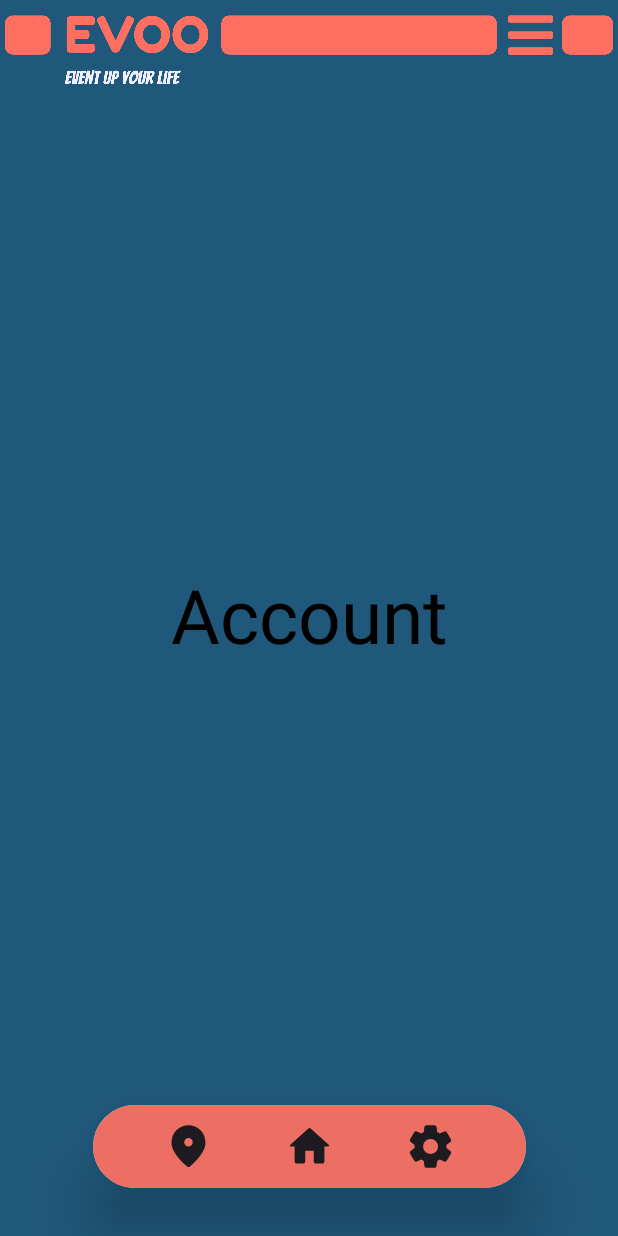
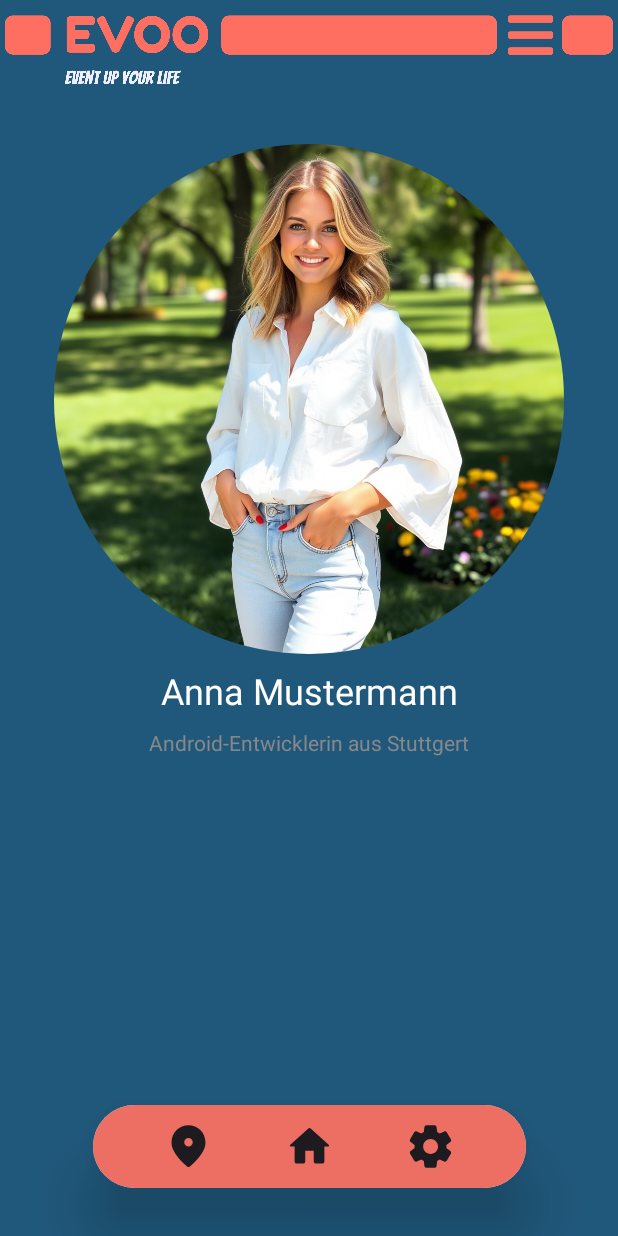
Before and after one commit to Schirokow/EVOO, an Android app built with Jetpack Compose: the AccountScreen screen opened through its navigation route, on a phone screen of 412 x 824 dp. Run offline under Robolectric (Android 15) with nearby library versions, the phone set to English and light mode, and no system bars.

Commit message:
develop (#6)
* feature/location Branch erstellt. (#3)

* feature/location (#4)

* feature/location Branch erstellt.

* MainScreen geändert, SearchBar entfernt, Vorschau geändert.

* feature/location (#5)

* feature/location Branch erstellt.

* MainScreen geändert, SearchBar entfernt, Vorschau geändert.

* AccountScreen bearbeitet.

```diff
--- a/app/src/main/java/com/example/evoo/MainActivity.kt
+++ b/app/src/main/java/com/example/evoo/MainActivity.kt
@@ -24,8 +24,10 @@ import androidx.compose.foundation.layout.offset
 import androidx.compose.foundation.layout.padding
 import androidx.compose.foundation.layout.size
 import androidx.compose.foundation.layout.systemBars
+import androidx.compose.foundation.lazy.LazyColumn
 import androidx.compose.foundation.pager.HorizontalPager
 import androidx.compose.foundation.pager.rememberPagerState
+import androidx.compose.foundation.shape.CircleShape
 import androidx.compose.foundation.shape.RoundedCornerShape
 import androidx.compose.material.icons.Icons
 import androidx.compose.material.icons.filled.Close
@@ -48,6 +50,7 @@ import androidx.compose.runtime.remember
 import androidx.compose.runtime.setValue
 import androidx.compose.ui.Alignment
 import androidx.compose.ui.Modifier
+import androidx.compose.ui.draw.clip
 import androidx.compose.ui.graphics.Color
 import androidx.compose.ui.res.painterResource
 import androidx.compose.ui.tooling.preview.Preview
@@ -109,23 +112,20 @@ fun MainScreen(navController: NavController){
                 .padding(WindowInsets.systemBars.asPaddingValues()) // Eine Function um den Content unter der Status Bar anzuzeigen.
                 .background(BackgroundColor)
         ){
-            LogoImage()   // Function um Logo auf dem Screen darzustellen.
-            SearchBar()  // Function um die Suchleiste darzustellen
+            Vorschau()
 
             // Zwei Funktionen für die Vorschau (Jede in eigener Box)
             Box (
                 modifier = Modifier
-                    .padding(top = 200.dp)
-                    .clickable{navController.navigate("ContentScreen")}
+                    .padding(top = 6.dp)
+
             ) {
-                Vorschau()
+
+                LogoImage()   // Function um Logo auf dem Screen darzustellen.
+
             }
 
-            Box (
-                modifier = Modifier.padding(top = 450.dp)
-            ) {
-                Vorschau()
-            }
+
 
             // Menu Bar
             Card (
@@ -133,7 +133,7 @@ fun MainScreen(navController: NavController){
                 elevation = CardDefaults.cardElevation(24.dp),
                 modifier = Modifier
                     .align(Alignment.BottomCenter)
-                    .offset(y = (-32).dp)
+                    .offset(y = (-21).dp)
             ) {
                 Row(
                     modifier = Modifier
@@ -273,7 +273,25 @@ fun AccountScreen(navController: NavController){
                 modifier = Modifier.fillMaxSize(),
                 contentAlignment = Alignment.Center
             ){
-                Text("Account", fontSize = 50.sp)
+                Column(
+                    modifier = Modifier
+                        .fillMaxSize()
+                        .padding(top = 96.dp),
+                    horizontalAlignment = Alignment.CenterHorizontally,
+                    verticalArrangement = Arrangement.spacedBy(12.dp),
+                ) {
+                    Image(
+                        painter = painterResource(R.drawable.avatar2),
+                        contentDescription = "Avatar",
+                        modifier = Modifier
+                            .size(340.dp)
+                            .clip(CircleShape)
+                    )
+                    Text("Anna Mustermann", fontSize = 24.sp, color = Color.White)
+                    Text("Android-Entwicklerin aus Stuttgert", color = Color.Gray)
+                }
+            }
+
             }
 
 
@@ -322,7 +340,7 @@ fun AccountScreen(navController: NavController){
 
     }
 
-}
+
 
 
 @Composable
@@ -507,50 +525,75 @@ fun ContentScreen(navController: NavController){
 
 @Composable
 fun Vorschau() {
-    Box(
-        modifier = Modifier
-            .fillMaxWidth()
-            .height(243.dp)
-            .padding(16.dp)
-    ) {
-        val pagerState = rememberPagerState(initialPage = 5) { 10 }
 
-        HorizontalPager(
+        LazyColumn (
+            modifier = Modifier.fillMaxSize(),
+            verticalArrangement = Arrangement.Center,
+            horizontalAlignment = Alignment.CenterHorizontally
+        ){
+            items (30){
+                Image(
+                    painter = painterResource(id = R.drawable.festival1),
+                    contentDescription = null,
+                    modifier = Modifier
+                        .fillMaxSize()
+                        .padding(start = 6.dp, end = 6.dp)
+                )
+                Spacer(modifier = Modifier.height(6.dp))
 
-            state = pagerState,
-            modifier = Modifier
-                .fillMaxSize()
-        ) { page ->
-            Card(
-                modifier = Modifier
-                    .fillMaxSize()
-                    .padding(8.dp)
-                    .clickable{},
-                elevation = CardDefaults.cardElevation(16.dp)
+                Image(
+                    painter = painterResource(id = R.drawable.festival2),
+                    contentDescription = null,
+                    modifier = Modifier
+                        .fillMaxSize()
+                        .padding(start = 6.dp, end = 6.dp)
+                )
+                Spacer(modifier = Modifier.height(6.dp))
 
-            ) {
-                // Bild für die Vorschau
-                Box(
+                Image(
+                    painter = painterResource(id = R.drawable.festival3),
+                    contentDescription = null,
                     modifier = Modifier
-                        .background(BackgroundColor)
-                        .fillMaxSize(),
-                    contentAlignment = Alignment.Center
-                ) {
-                    Image(
-                        painter = painterResource(id = R.drawable.festival1),
-                        contentDescription = null
-                    )
-                    /*Text(
-                    text = "Bild $page",
-                    style = MaterialTheme.typography.headlineMedium
-                )*/
-                }
+                        .fillMaxSize()
+                        .padding(start = 6.dp, end = 6.dp)
+                )
+                Spacer(modifier = Modifier.height(6.dp))
+
+                Image(
+                    painter = painterResource(id = R.drawable.festival4),
+                    contentDescription = null,
+                    modifier = Modifier
+                        .fillMaxSize()
+                        .padding(start = 6.dp, end = 6.dp)
+                )
+                Spacer(modifier = Modifier.height(6.dp))
+
+                Image(
+                    painter = painterResource(id = R.drawable.festival5),
+                    contentDescription = null,
+                    modifier = Modifier
+                        .fillMaxSize()
+                        .padding(start = 6.dp, end = 6.dp)
+                )
+                Spacer(modifier = Modifier.height(6.dp))
+
+                Image(
+                    painter = painterResource(id = R.drawable.festival6),
+                    contentDescription = null,
+                    modifier = Modifier
+                        .fillMaxSize()
+                        .padding(start = 6.dp, end = 6.dp)
+                )
+                Spacer(modifier = Modifier.height(6.dp))
             }
+
+
         }
 
 
-    }
+
 }
+
 
 
 // Function um Logo auf dem Screen darzustellen
```
Also changed, not shown: app/src/main/res/drawable/avatar2.png (added), app/src/main/res/drawable/festival2.png (added), app/src/main/res/drawable/festival3.png (added), app/src/main/res/drawable/festival4.png (added), app/src/main/res/drawable/festival5.png (added), app/src/main/res/drawable/festival6.png (added), 1 other file.
